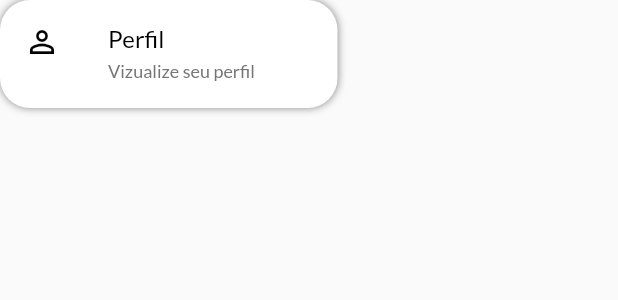
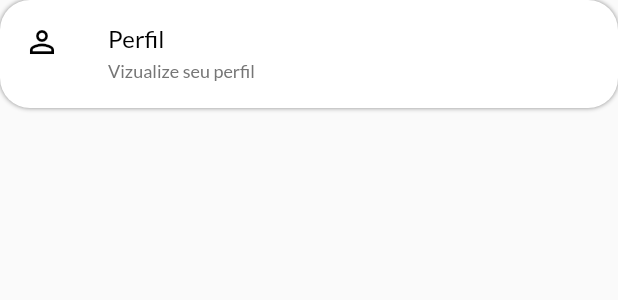
Before and after one commit to AntonioRNeto216/receitas, a Flutter app: the CaixaDrawer widget shown alone on an empty page, opened directly, on a phone screen of 412 x 824 dp. Shown: the top 300 px of the screen. Run offline on Flutter 3.47's test engine with Material 2 defaults, Android fonts, the phone set to English and light mode, and no system bars; missing offline and left inert: foldable_sidebar.

Commit message:
Responsive 1.0

```diff
--- a/lib/screens/home/components/conteudo_home.dart
+++ b/lib/screens/home/components/conteudo_home.dart
@@ -120,7 +120,7 @@ class _ConteudoHomeState extends State<ConteudoHome> {
   @override
   Widget build(BuildContext context) {
     return Container(
-      color: Colors.white,
+      color: Colors.transparent,
       child: Column(
         children: [
           AnimatedOpacity(
@@ -134,7 +134,7 @@ class _ConteudoHomeState extends State<ConteudoHome> {
               child: Container(
                 width: double.infinity,
                 height: 280,
-                padding: EdgeInsets.symmetric(vertical: 16.0),
+                padding: const EdgeInsets.symmetric(vertical: 16.0),
                 color: Colors.transparent,
                 child: ListView.builder(
                   physics: BouncingScrollPhysics(),
--- a/lib/screens/home/components/drawer.dart
+++ b/lib/screens/home/components/drawer.dart
@@ -12,6 +12,7 @@ class DrawerHome extends StatelessWidget {
       color: Colors.white,
       width: size.width * 0.60,
       height: size.height,
+      padding: EdgeInsets.symmetric(horizontal: 4.0),
       child: Column(
         children: [
           SizedBox(
@@ -58,9 +59,10 @@ class CaixaDrawer extends StatelessWidget {
 
   @override
   Widget build(BuildContext context) {
+    Size size = MediaQuery.of(context).size;
     return Container(
-      width: 225,
-      height: 72,
+      width: double.infinity,
+      height: size.height > 700 ? 72 : 80,
       alignment: Alignment.center,
       decoration: BoxDecoration(
         color: Colors.white,
@@ -68,7 +70,7 @@ class CaixaDrawer extends StatelessWidget {
         boxShadow: [
           BoxShadow(
             color: Colors.black45,
-            blurRadius: 4.0,
+            blurRadius: 2.0,
           ),
         ],
       ),
--- a/lib/screens/home/home.dart
+++ b/lib/screens/home/home.dart
@@ -34,8 +34,8 @@ class _HomeState extends State<Home> {
         actions: [
           this._status == FSBStatus.FSB_CLOSE || this._status == null
               ? Padding(
-                  padding: EdgeInsets.only(
-                    right: 16.0,
+                  padding: const EdgeInsets.only(
+                    right: 16.0, // const
                   ),
                   child: Icon(
                     Icons.search,
```
Also changed, not shown: lib/screens/home/components/categoria.dart (+3 -6 lines), lib/screens/receita/receita.dart (+5 -4 lines).
